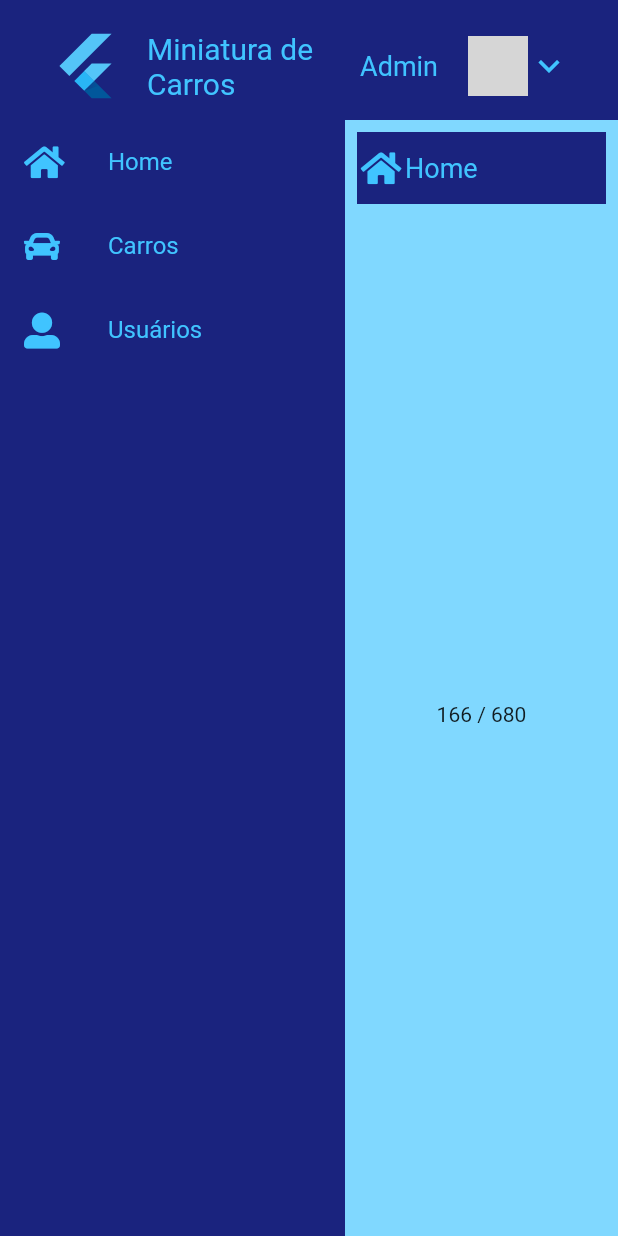
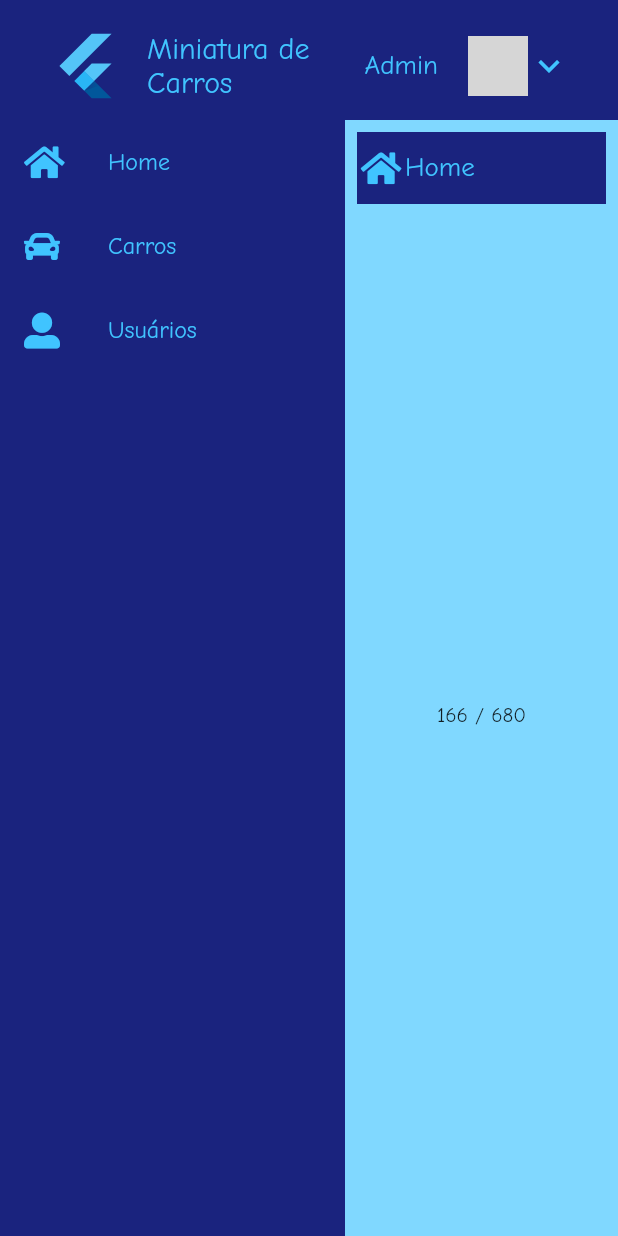
Before and after one commit to Ancora/carros_web, a Flutter app: the screen it shows after launch, on a phone screen of 412 x 824 dp. Run offline on Flutter 3.47's test engine with Material 2 defaults, Android fonts, the phone set to English and light mode, and no system bars; our stand-ins replace font_awesome_flutter; network calls fail; grey boxes are pictures that could not be loaded.

Commit message:
45-Fonte customizada.

```diff
--- a/lib/main.dart
+++ b/lib/main.dart
@@ -27,6 +27,7 @@ class MyApp extends StatelessWidget {
 
   _theme() {
     return ThemeData(
+      fontFamily: 'ComicNeue',
       primarySwatch: Colors.blue,
       primaryColor: AppColors.texto,
       visualDensity: VisualDensity.adaptivePlatformDensity,
--- a/pubspec.yaml
+++ b/pubspec.yaml
@@ -68,6 +68,10 @@ flutter:
   #       - asset: fonts/TrajanPro.ttf
   #       - asset: fonts/TrajanPro_Bold.ttf
   #         weight: 700
+  fonts:
+    - family: ComicNeue
+      fonts:
+        - asset: assets/fonts/ComicNeue-Regular.ttf
   #
   # For details regarding fonts from package dependencies,
   # see https://flutter.dev/custom-fonts/#from-packages
```
Also changed, not shown: assets/fonts/ComicNeue-Regular.ttf (added).
